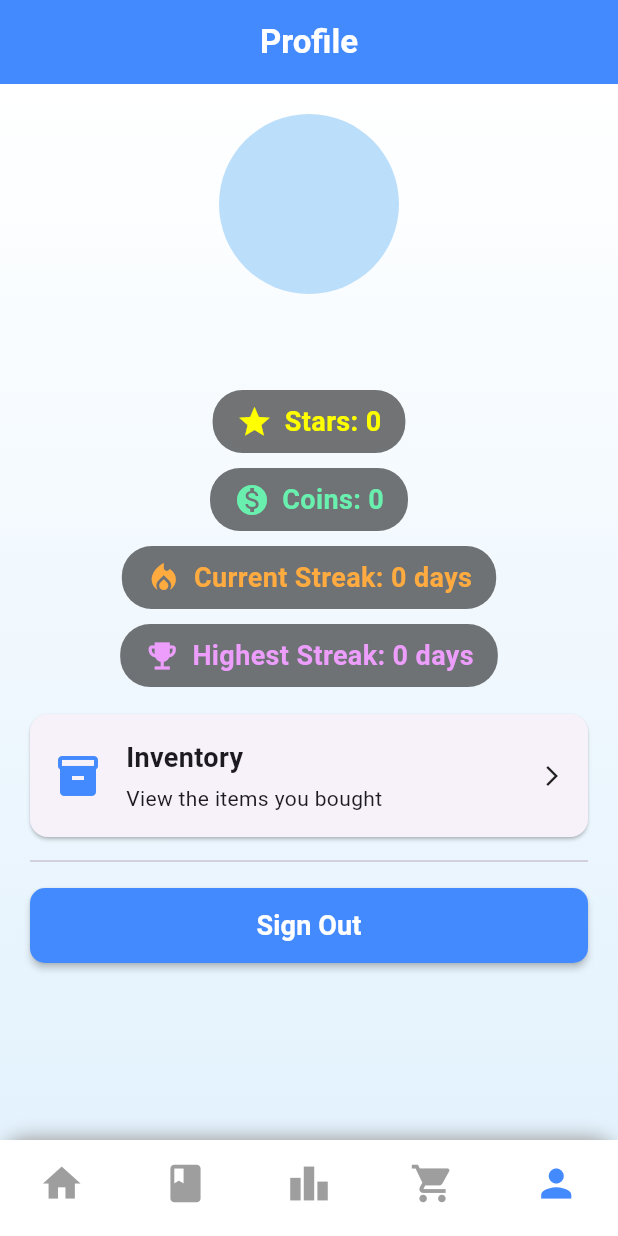
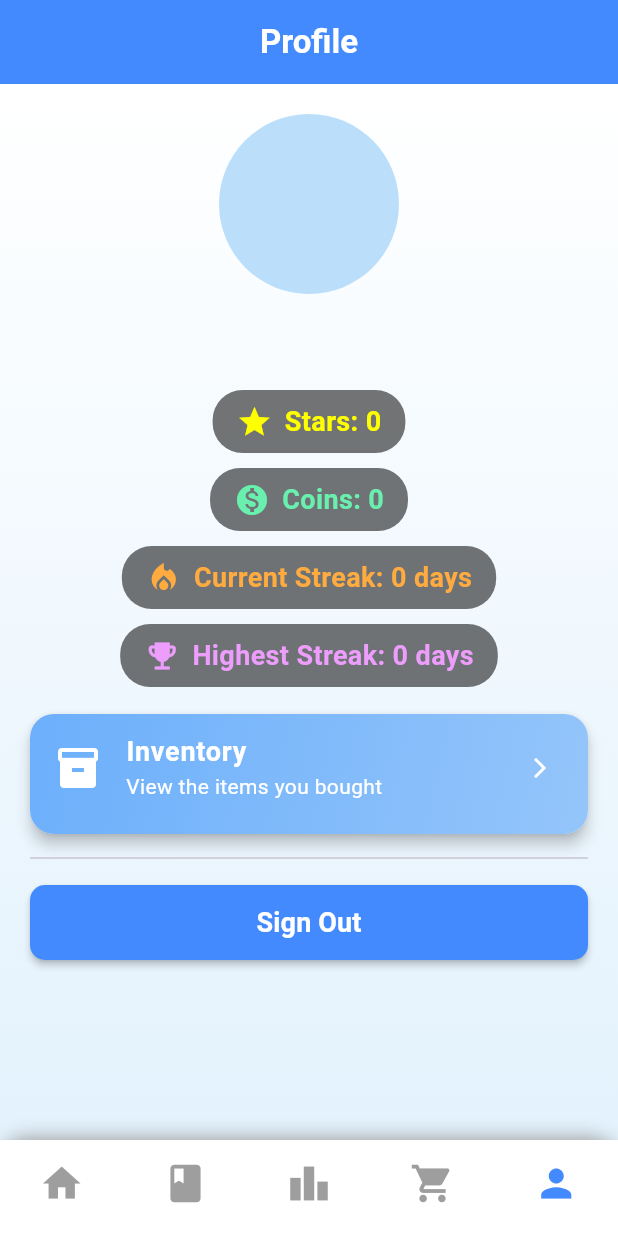
Before and after one commit to Yang-703/CS49900-Capstone, a Flutter app: the screen it shows once a user with an empty profile is signed in, item 5 of the bottom bar chosen, on a phone screen of 412 x 824 dp. Run offline on Flutter 3.47's test engine with Material 3 defaults, Android fonts, the phone set to English and light mode, and no system bars; our stand-ins replace auto_size_text, cloud_firestore, firebase_auth, firebase_core, flutter_carousel_widget, image_picker and 1 more; accounts and stored records are empty; network calls fail.

Commit message:
Implemented other shop items

```diff
--- a/lib/Service/shop_service.dart
+++ b/lib/Service/shop_service.dart
@@ -19,21 +19,21 @@ class ShopService {
   }
 
   static const List<String> categories = [
-    'Themes',
+    'Pets',
     'Cosmetic',
     'Boosts',
   ];
 
   static final List<ShopItem> _allItems = [
     ShopItem(
-      id: 'theme_dark',
-      name: 'Premium Dark Mode',
-      description: 'Unlock sleek dark mode across the app.',
-      cost: 50,
-      imageUrl: 'https://img.freepik.com/free-vector/locker_53876-25496.jpg?ga=GA1.1.176898006.1745256845&semt=ais_hybrid&w=740',
-      category: 'Themes',
-      type: 'theme',
-    ),
+    id: 'pet_puppy',
+    name: 'Puppy',
+    description: 'Adopt a playful puppy to keep you company!',
+    cost: 50,
+    imageUrl: 'https://img.freepik.com/free-vector/locker_53876-25496.jpg?ga=GA1.1.176898006.1745256845&semt=ais_hybrid&w=740',
+    category: 'Pets',
+    type: 'pet',
+  ),
     ShopItem(
       id: 'frame_gold',
       name: 'Gold Avatar Frame',
@@ -109,4 +109,21 @@ class ShopService {
     final userRef = _fs.collection('users').doc(_user!.uid);
     await userRef.update({'extraLives': FieldValue.increment(-1)});
   }
+
+  static Future<void> selectPet(String? petId) async {
+    if (_user == null) return;
+    await _fs
+      .collection('users')
+      .doc(_user!.uid)
+      .set({'selectedPet': petId}, SetOptions(merge: true));
+  }
+
+  static Stream<String?> selectedPetStream() {
+    if (_user == null) return Stream.value(null);
+    return _fs
+      .collection('users')
+      .doc(_user!.uid)
+      .snapshots()
+      .map((snap) => snap.data()?['selectedPet'] as String?);
+  }
 }
--- a/lib/Views/profile_screen.dart
+++ b/lib/Views/profile_screen.dart
@@ -218,31 +218,41 @@ class _ProfileScreenState extends State<ProfileScreen> {
                           width: double.infinity,
                           child: Card(
                             margin: const EdgeInsets.symmetric(vertical: 8),
+                            shape: RoundedRectangleBorder(borderRadius: BorderRadius.circular(16)),
+                            elevation: 4,
+                            clipBehavior: Clip.antiAlias,
                             child: InkWell(
+                              borderRadius: BorderRadius.circular(16),
                               onTap: () {
                                 Navigator.push(
                                   context,
                                   MaterialPageRoute(builder: (_) => const InventoryScreen()),
                                 );
                               },
-                              child: Padding(
-                                padding: const EdgeInsets.all(16),
-                                child: Row(
-                                  children: [
-                                    const Icon(Icons.inventory, size: 32, color: Colors.blueAccent),
-                                    const SizedBox(width: 16),
-                                    Expanded(
-                                      child: Column(
-                                        crossAxisAlignment: CrossAxisAlignment.start,
-                                        children: const [
-                                          Text('Inventory', style: TextStyle(fontSize: 18, fontWeight: FontWeight.bold)),
-                                          SizedBox(height: 4),
-                                          Text('View the items you bought'),
-                                        ],
-                                      ),
+                              child: Container(
+                                height: 80,
+                                decoration: const BoxDecoration(
+                                  gradient: LinearGradient(
+                                    colors: [Color.fromARGB(255, 108, 175, 251), Color.fromARGB(255, 148, 197, 250)],
+                                    begin: Alignment.topLeft,
+                                    end: Alignment.bottomRight,
+                                  ),
+                                ),
+                                child: ListTile(
+                                  leading: const Icon(Icons.inventory, size: 32, color: Colors.white),
+                                  title: const Text(
+                                    'Inventory',
+                                    style: TextStyle(
+                                      fontSize: 18,
+                                      fontWeight: FontWeight.bold,
+                                      color: Colors.white,
                                     ),
-                                    const Icon(Icons.arrow_forward_ios, size: 16),
-                                  ],
+                                  ),
+                                  subtitle: const Text(
+                                    'View the items you bought',
+                                    style: TextStyle(color: Colors.white),
+                                  ),
+                                  trailing: const Icon(Icons.arrow_forward_ios, size: 16, color: Colors.white),
                                 ),
                               ),
                             ),
--- a/lib/Views/shop_screen.dart
+++ b/lib/Views/shop_screen.dart
@@ -67,8 +67,8 @@ class ShopScreen extends StatelessWidget {
 
   IconData _iconForCategory(String category) {
     switch (category) {
-      case 'Themes':
-        return Icons.color_lens;
+      case 'Pets':
+        return Icons.pets;
       case 'Cosmetic':
         return Icons.brush;
       case 'Boosts':
```
Also changed, not shown: lib/Views/home.dart (+63 -4 lines), lib/Views/result_screen.dart (+46 -3 lines).
